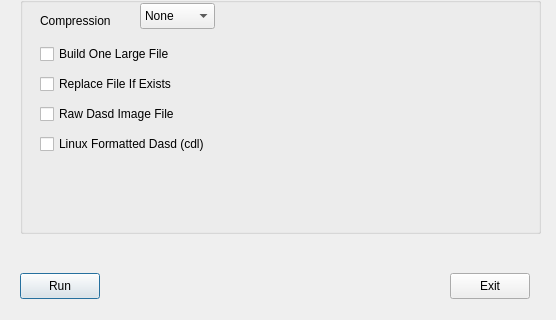
This is HerculesStudio/HercUtilities/Dasdconv.ui in fsword7/hercgui as Qt 5 draws it before an edit; both pictures show x 0 to 556 and y 337 to 657 of the 556 by 657 pixel window. The edited form follows.
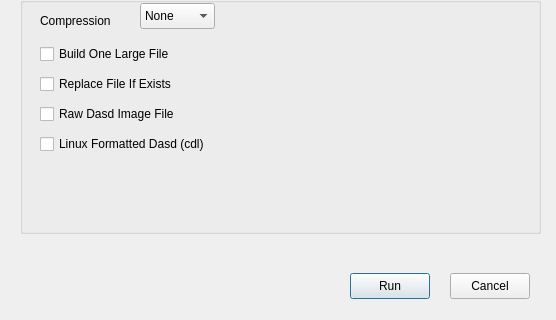
This is the edited form.

Diff of the .ui file:
```diff
--- a/HerculesStudio/HercUtilities/Dasdconv.ui
+++ b/HerculesStudio/HercUtilities/Dasdconv.ui
@@ -163,7 +163,7 @@
   <widget class="QPushButton" name="runButton">
    <property name="geometry">
     <rect>
-     <x>20</x>
+     <x>350</x>
      <y>610</y>
      <width>80</width>
      <height>26</height>
@@ -183,7 +183,7 @@
     </rect>
    </property>
    <property name="text">
-    <string>Exit</string>
+    <string>Cancel</string>
    </property>
   </widget>
   <widget class="QProgressBar" name="progressBar">
```
